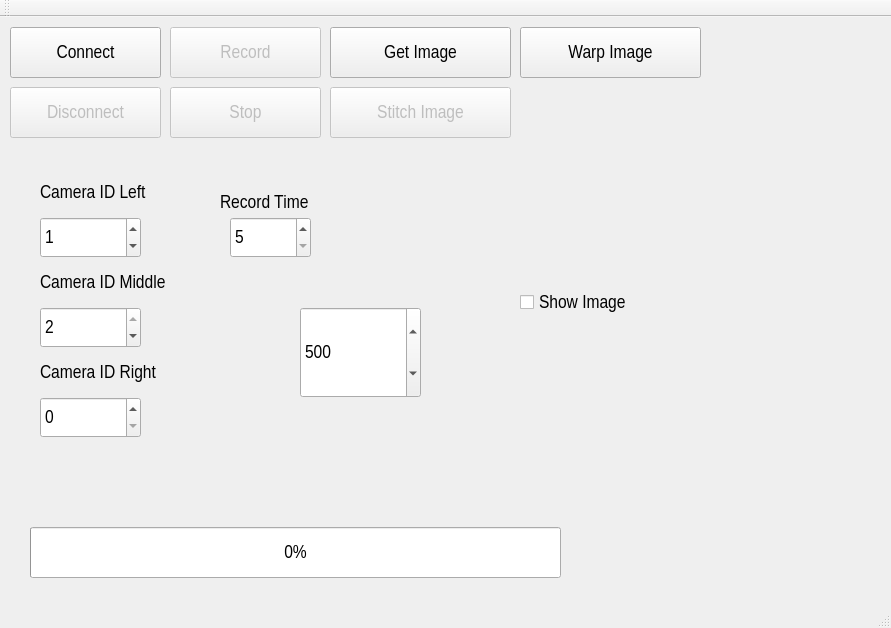
The window that mainwindow.ui (jefftsai8049/BeeObservationSystem_Record) describes before a commit, drawn with Qt 5.
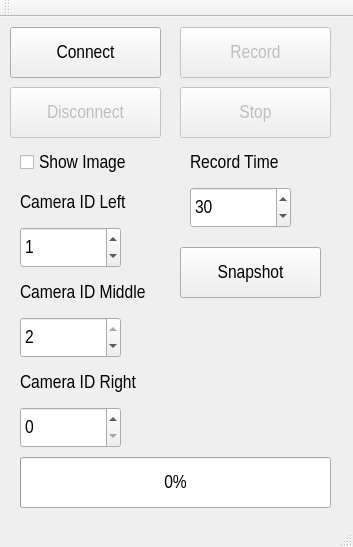
The same window after the commit.

Commit message: remove stitching and warp

```diff
--- a/mainwindow.ui
+++ b/mainwindow.ui
@@ -6,8 +6,8 @@
    <rect>
     <x>0</x>
     <y>0</y>
-    <width>891</width>
-    <height>628</height>
+    <width>353</width>
+    <height>547</height>
    </rect>
   </property>
   <property name="font">
@@ -52,8 +52,8 @@
    <widget class="QSpinBox" name="cam_ID_L_spinBox">
     <property name="geometry">
      <rect>
-      <x>40</x>
-      <y>200</y>
+      <x>20</x>
+      <y>210</y>
       <width>101</width>
       <height>41</height>
      </rect>
@@ -68,8 +68,8 @@
    <widget class="QLabel" name="label">
     <property name="geometry">
      <rect>
-      <x>40</x>
-      <y>160</y>
+      <x>20</x>
+      <y>170</y>
       <width>131</width>
       <height>31</height>
      </rect>
@@ -81,8 +81,8 @@
    <widget class="QLabel" name="label_2">
     <property name="geometry">
      <rect>
-      <x>40</x>
-      <y>250</y>
+      <x>20</x>
+      <y>260</y>
       <width>131</width>
       <height>31</height>
      </rect>
@@ -94,8 +94,8 @@
    <widget class="QSpinBox" name="cam_ID_M_spinBox">
     <property name="geometry">
      <rect>
-      <x>40</x>
-      <y>290</y>
+      <x>20</x>
+      <y>300</y>
       <width>101</width>
       <height>41</height>
      </rect>
@@ -110,8 +110,8 @@
    <widget class="QLabel" name="label_3">
     <property name="geometry">
      <rect>
-      <x>40</x>
-      <y>340</y>
+      <x>20</x>
+      <y>350</y>
       <width>121</width>
       <height>31</height>
      </rect>
@@ -123,8 +123,8 @@
    <widget class="QSpinBox" name="cam_ID_R_spinBox">
     <property name="geometry">
      <rect>
-      <x>40</x>
-      <y>380</y>
+      <x>20</x>
+      <y>390</y>
       <width>101</width>
       <height>41</height>
      </rect>
@@ -142,7 +142,7 @@
     </property>
     <property name="geometry">
      <rect>
-      <x>170</x>
+      <x>180</x>
       <y>10</y>
       <width>151</width>
       <height>51</height>
@@ -158,7 +158,7 @@
     </property>
     <property name="geometry">
      <rect>
-      <x>170</x>
+      <x>180</x>
       <y>70</y>
       <width>151</width>
       <height>51</height>
@@ -171,9 +171,9 @@
    <widget class="QProgressBar" name="progressBar">
     <property name="geometry">
      <rect>
-      <x>30</x>
-      <y>510</y>
-      <width>531</width>
+      <x>20</x>
+      <y>440</y>
+      <width>311</width>
       <height>51</height>
      </rect>
     </property>
@@ -184,9 +184,9 @@
    <widget class="QSpinBox" name="record_time_spinBox">
     <property name="geometry">
      <rect>
-      <x>230</x>
-      <y>200</y>
-      <width>81</width>
+      <x>190</x>
+      <y>170</y>
+      <width>101</width>
       <height>41</height>
      </rect>
     </property>
@@ -199,12 +199,15 @@
     <property name="singleStep">
      <number>5</number>
     </property>
+    <property name="value">
+     <number>30</number>
+    </property>
    </widget>
    <widget class="QLabel" name="label_4">
     <property name="geometry">
      <rect>
-      <x>220</x>
-      <y>170</y>
+      <x>190</x>
+      <y>130</y>
       <width>101</width>
       <height>31</height>
      </rect>
@@ -213,33 +216,17 @@
      <string>Record Time</string>
     </property>
    </widget>
-   <widget class="QPushButton" name="stitch_image_pushButton">
-    <property name="enabled">
-     <bool>false</bool>
-    </property>
-    <property name="geometry">
-     <rect>
-      <x>330</x>
-      <y>70</y>
-      <width>181</width>
-      <height>51</height>
-     </rect>
-    </property>
-    <property name="text">
-     <string>Stitch Image</string>
-    </property>
-   </widget>
    <widget class="QPushButton" name="get_image_pushButton">
     <property name="geometry">
      <rect>
-      <x>330</x>
-      <y>10</y>
-      <width>181</width>
+      <x>180</x>
+      <y>230</y>
+      <width>141</width>
       <height>51</height>
      </rect>
     </property>
     <property name="text">
-     <string>Get Image</string>
+     <string>Snapshot</string>
     </property>
    </widget>
    <widget class="QCheckBox" name="show_image_checkBox">
@@ -248,9 +235,9 @@
     </property>
     <property name="geometry">
      <rect>
-      <x>520</x>
-      <y>270</y>
-      <width>171</width>
+      <x>20</x>
+      <y>130</y>
+      <width>151</width>
       <height>31</height>
      </rect>
     </property>
@@ -258,41 +245,6 @@
      <string>Show Image</string>
     </property>
    </widget>
-   <widget class="QSpinBox" name="stitich_match_point_spinBox">
-    <property name="geometry">
-     <rect>
-      <x>300</x>
-      <y>290</y>
-      <width>121</width>
-      <height>91</height>
-     </rect>
-    </property>
-    <property name="maximum">
-     <number>1000</number>
-    </property>
-    <property name="singleStep">
-     <number>100</number>
-    </property>
-    <property name="value">
-     <number>500</number>
-    </property>
-   </widget>
-   <widget class="QPushButton" name="warp_image_pushButton">
-    <property name="enabled">
-     <bool>true</bool>
-    </property>
-    <property name="geometry">
-     <rect>
-      <x>520</x>
-      <y>10</y>
-      <width>181</width>
-      <height>51</height>
-     </rect>
-    </property>
-    <property name="text">
-     <string>Warp Image</string>
-    </property>
-   </widget>
   </widget>
   <widget class="QMenuBar" name="menuBar">
    <property name="geometry">
```
Left out of the diff: 4 changed lines with no effect on the pictures. The commit also changes 4 other files.
